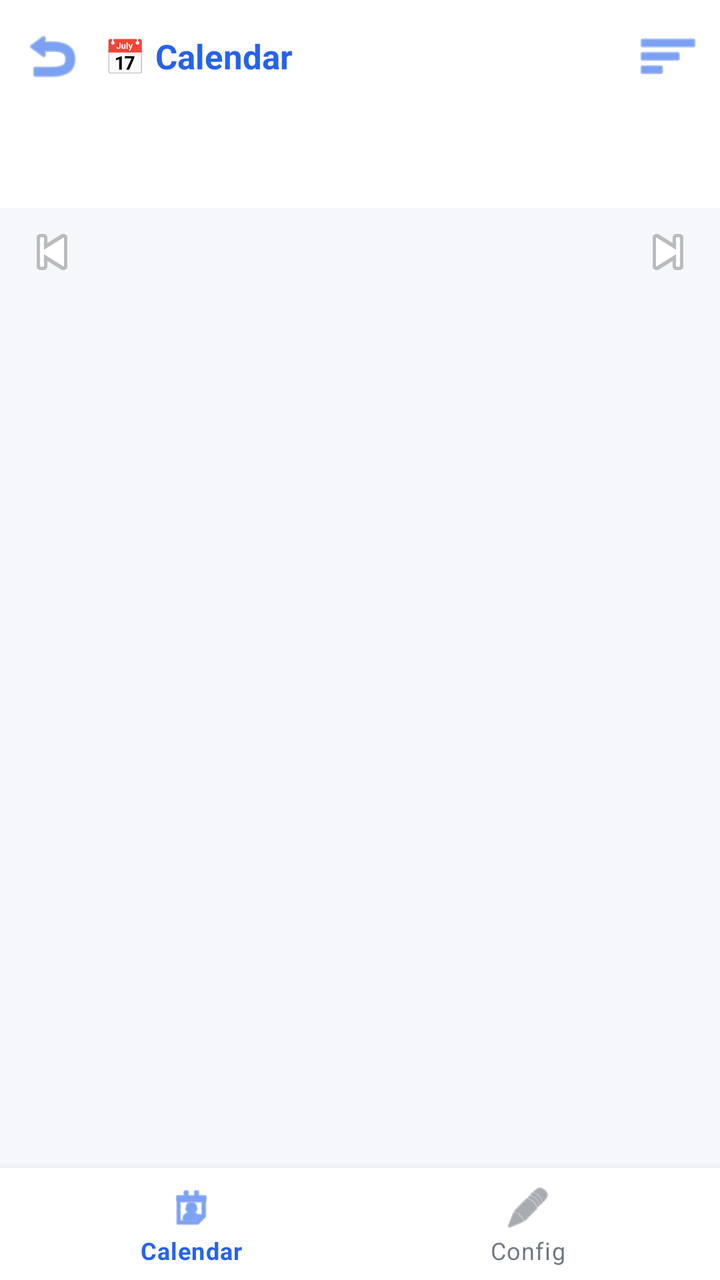
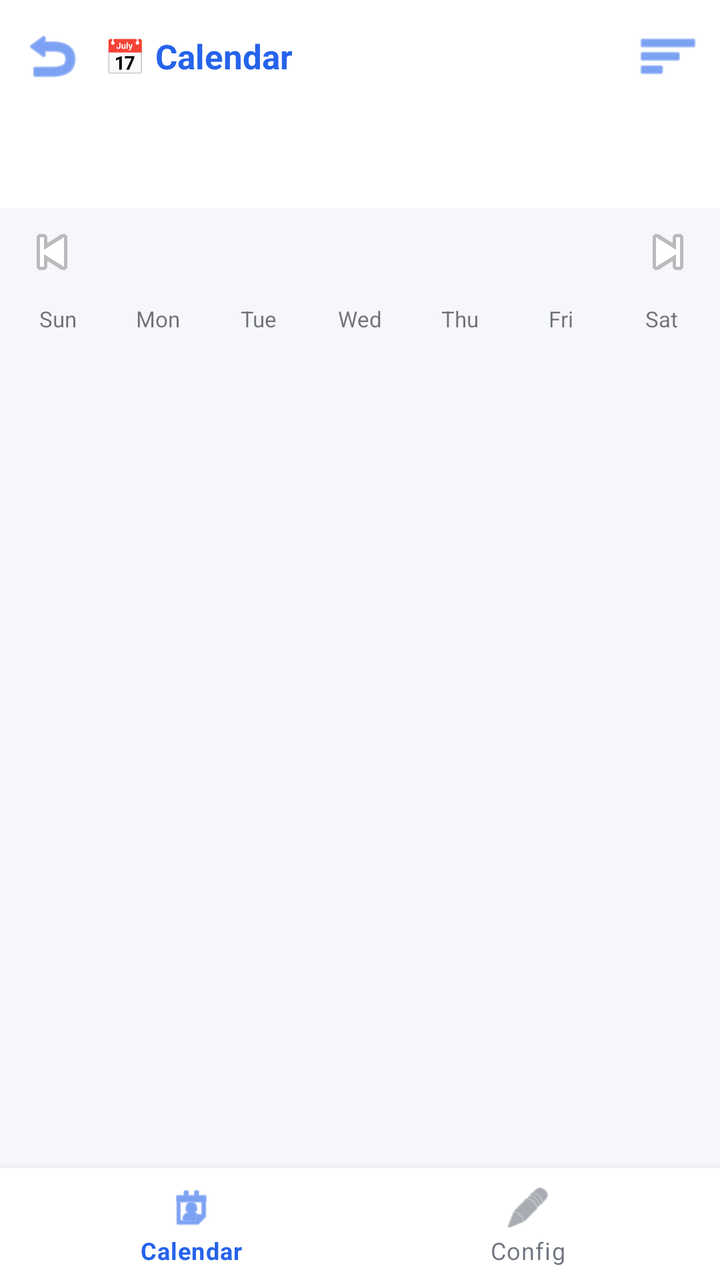

An Android layout rendered at two revisions. The XML below is the earlier revision; the diff shows what the commit changed to produce the second picture.
<!-- AndroidManifest.xml: application theme Theme.ExpenseOS -->
<!-- res/layout/activity_integrations_calendar.xml -->
<?xml version="1.0" encoding="utf-8"?>
<LinearLayout xmlns:android="http://schemas.android.com/apk/res/android"
    xmlns:app="http://schemas.android.com/apk/res-auto"
    android:layout_width="match_parent"
    android:layout_height="match_parent"
    android:orientation="vertical"
    android:background="@color/bg">

    <LinearLayout
        android:layout_width="match_parent"
        android:layout_height="56dp"
        android:background="@color/nav_bg"
        android:gravity="center_vertical"
        android:orientation="horizontal"
        android:paddingHorizontal="8dp">

        <ImageButton
            android:id="@+id/btnCalBack"
            android:layout_width="36dp"
            android:layout_height="36dp"
            android:background="?attr/selectableItemBackgroundBorderless"
            android:src="@android:drawable/ic_menu_revert"
            android:tint="@color/primary" />

        <TextView
            android:layout_width="0dp"
            android:layout_height="wrap_content"
            android:layout_weight="1"
            android:layout_marginStart="8dp"
            android:text="📅 Calendar"
            android:textColor="@color/primary"
            android:textSize="17sp"
            android:textStyle="bold" />

        <ImageButton
            android:id="@+id/btnToggleList"
            android:layout_width="36dp"
            android:layout_height="36dp"
            android:background="?attr/selectableItemBackgroundBorderless"
            android:src="@android:drawable/ic_menu_sort_by_size"
            android:tint="@color/primary" />
    </LinearLayout>

    <com.google.android.material.tabs.TabLayout
        android:id="@+id/tabViewMode"
        android:layout_width="match_parent"
        android:layout_height="wrap_content"
        app:tabIndicatorColor="@color/primary"
        app:tabSelectedTextColor="@color/primary" />

    <LinearLayout
        android:layout_width="match_parent"
        android:layout_height="44dp"
        android:gravity="center_vertical"
        android:orientation="horizontal"
        android:paddingHorizontal="8dp">

        <ImageButton
            android:id="@+id/btnCalPrev"
            android:layout_width="36dp"
            android:layout_height="36dp"
            android:background="?attr/selectableItemBackgroundBorderless"
            android:src="@android:drawable/ic_media_previous" />

        <TextView
            android:id="@+id/tvCalTitle"
            android:layout_width="0dp"
            android:layout_height="wrap_content"
            android:layout_weight="1"
            android:gravity="center"
            android:textStyle="bold"
            android:textSize="15sp" />

        <ImageButton
            android:id="@+id/btnCalNext"
            android:layout_width="36dp"
            android:layout_height="36dp"
            android:background="?attr/selectableItemBackgroundBorderless"
            android:src="@android:drawable/ic_media_next" />
    </LinearLayout>

    <androidx.recyclerview.widget.RecyclerView
        android:id="@+id/rvCalendarBody"
        android:layout_width="match_parent"
        android:layout_height="0dp"
        android:layout_weight="1"
        android:padding="4dp" />

    <com.google.android.material.bottomnavigation.BottomNavigationView
        android:id="@+id/bottomNavIntegrationsCal"
        android:layout_width="match_parent"
        android:layout_height="wrap_content"
        app:menu="@menu/menu_integrations_bottom_nav" />

</LinearLayout>
<!-- resources referenced by this layout -->
<resources>
  <color name="bg">#F5F7FB</color>
  <color name="nav_bg">#FFFFFF</color>
  <color name="primary">#2563EB</color>
  <color name="primary_dark">#1D4ED8</color>
  <color name="on_primary">#FFFFFF</color>
  <color name="secondary">#0F766E</color>
  <color name="secondary_dark">#115E59</color>
  <color name="surface">#FFFFFF</color>
  <color name="text">#0F172A</color>
  <color name="danger">#E11D48</color>
  <color name="text_muted">#64748B</color>
  <color name="text_hint">#94A3B8</color>
  <style name="Widget.ExpenseOS.EditText" parent="Widget.AppCompat.EditText">
          <item name="android:textSize">@dimen/type_body</item>
          <item name="android:textColor">@color/text</item>
          <item name="android:textColorHint">@color/text_hint</item>
          <item name="android:paddingStart">14dp</item>
          <item name="android:paddingEnd">14dp</item>
          <item name="android:minHeight">@dimen/input_height</item>
      </style>
  <style name="ThemeOverlay.ExpenseOS.Dialog" parent="ThemeOverlay.MaterialComponents.MaterialAlertDialog">
          <item name="colorPrimary">@color/primary</item>
          <item name="colorSurface">@color/surface</item>
          <item name="colorOnSurface">@color/text</item>
          <item name="shapeAppearanceOverlay">@style/ShapeAppearance.ExpenseOS.Dialog</item>
          <item name="android:windowMinWidthMajor">84%</item>
          <item name="android:windowMinWidthMinor">84%</item>
      </style>
  <style name="ThemeOverlay.ExpenseOS.BottomSheet" parent="ThemeOverlay.MaterialComponents.BottomSheetDialog">
          <item name="bottomSheetStyle">@style/Widget.ExpenseOS.BottomSheet</item>
      </style>
  <style name="ThemeOverlay.ExpenseOS.TimePicker" parent="ThemeOverlay.MaterialComponents.TimePicker">
          <item name="colorPrimary">@color/primary</item>
          <item name="colorOnPrimary">@color/on_primary</item>
          <item name="colorSurface">@color/surface</item>
          <item name="colorOnSurface">@color/text</item>
          <item name="shapeAppearanceMediumComponent">@style/ShapeAppearance.ExpenseOS.Dialog</item>
      </style>
  <style name="Animation.ExpenseOS.Window" parent="@android:style/Animation.Activity">
          <item name="android:activityOpenEnterAnimation">@anim/screen_enter</item>
          <item name="android:activityOpenExitAnimation">@anim/screen_exit</item>
          <item name="android:activityCloseEnterAnimation">@anim/screen_pop_enter</item>
          <item name="android:activityCloseExitAnimation">@anim/screen_pop_exit</item>
      </style>
  <dimen name="type_body">14sp</dimen>
  <dimen name="input_height">50dp</dimen>
  <style name="ShapeAppearance.ExpenseOS.Dialog" parent="ShapeAppearance.MaterialComponents.MediumComponent">
          <item name="cornerFamily">rounded</item>
          <item name="cornerSize">26dp</item>
      </style>
  <style name="Widget.ExpenseOS.BottomSheet" parent="Widget.MaterialComponents.BottomSheet.Modal">
          <item name="shapeAppearanceOverlay">@style/ShapeAppearance.ExpenseOS.Sheet</item>
          <item name="backgroundTint">@color/surface</item>
      </style>
  <style name="ShapeAppearance.ExpenseOS.Sheet" parent="">
          <item name="cornerFamily">rounded</item>
          <item name="cornerSizeTopLeft">26dp</item>
          <item name="cornerSizeTopRight">26dp</item>
          <item name="cornerSizeBottomLeft">0dp</item>
          <item name="cornerSizeBottomRight">0dp</item>
      </style>
  <!-- unchanged entries left out for length: 1 -->
</resources>

<!-- the commit's change to res/layout/activity_integrations_calendar.xml (unified diff, before → after) -->
@@ -79,6 +79,71 @@
             android:src="@android:drawable/ic_media_next" />
     </LinearLayout>
 
+    <LinearLayout
+        android:id="@+id/rowWeekdays"
+        android:layout_width="match_parent"
+        android:layout_height="wrap_content"
+        android:orientation="horizontal"
+        android:paddingHorizontal="4dp"
+        android:paddingVertical="4dp">
+
+        <TextView
+            android:layout_width="0dp"
+            android:layout_height="wrap_content"
+            android:layout_weight="1"
+            android:gravity="center"
+            android:text="Sun"
+            android:textSize="11sp" />
+
+        <TextView
+            android:layout_width="0dp"
+            android:layout_height="wrap_content"
+            android:layout_weight="1"
+            android:gravity="center"
+            android:text="Mon"
+            android:textSize="11sp" />
+
+        <TextView
+            android:layout_width="0dp"
+            android:layout_height="wrap_content"
+            android:layout_weight="1"
+            android:gravity="center"
+            android:text="Tue"
+            android:textSize="11sp" />
+
+        <TextView
+            android:layout_width="0dp"
+            android:layout_height="wrap_content"
+            android:layout_weight="1"
+            android:gravity="center"
+            android:text="Wed"
+            android:textSize="11sp" />
+
+        <TextView
+            android:layout_width="0dp"
+            android:layout_height="wrap_content"
+            android:layout_weight="1"
+            android:gravity="center"
+            android:text="Thu"
+            android:textSize="11sp" />
+
+        <TextView
+            android:layout_width="0dp"
+            android:layout_height="wrap_content"
+            android:layout_weight="1"
+            android:gravity="center"
+            android:text="Fri"
+            android:textSize="11sp" />
+
+        <TextView
+            android:layout_width="0dp"
+            android:layout_height="wrap_content"
+            android:layout_weight="1"
+            android:gravity="center"
+            android:text="Sat"
+            android:textSize="11sp" />
+    </LinearLayout>
+
     <androidx.recyclerview.widget.RecyclerView
         android:id="@+id/rvCalendarBody"
         android:layout_width="match_parent"
